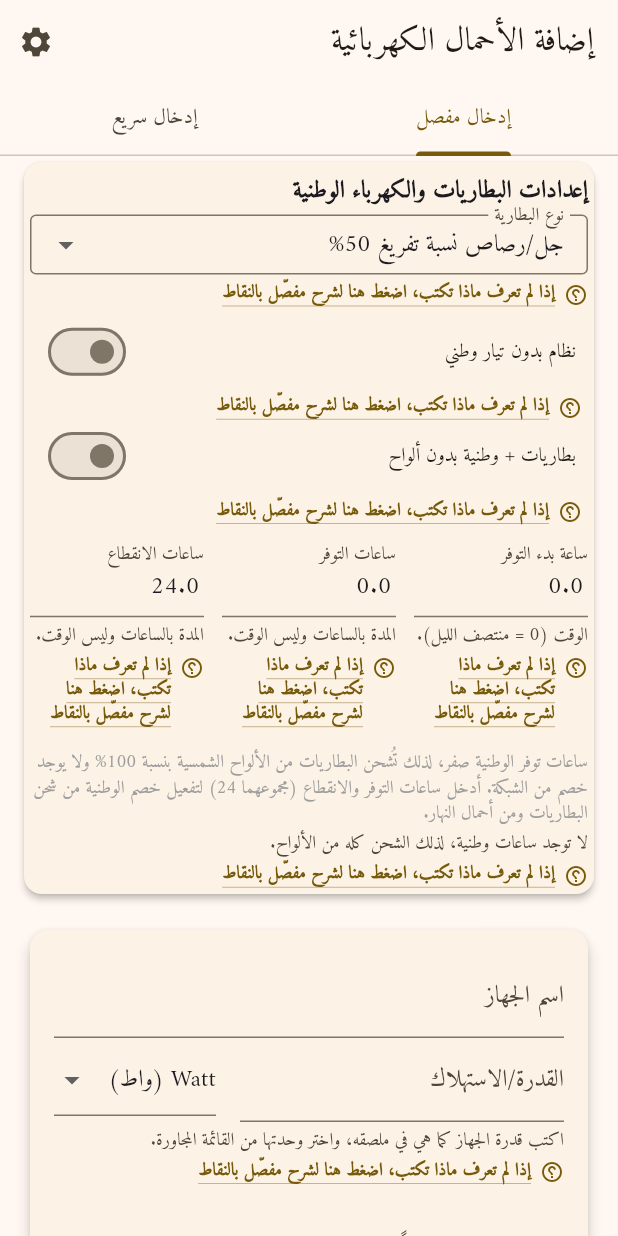
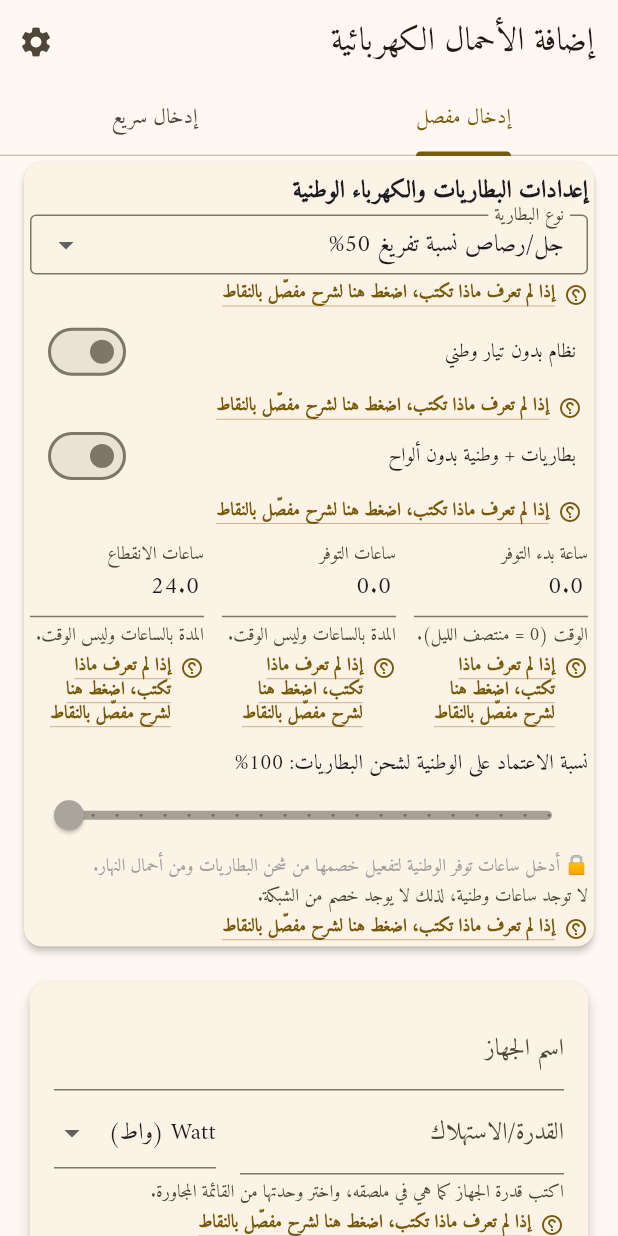
Before and after one commit to techtouchAI/SUN-, a Flutter app: the screen it shows after launch, on a phone screen of 412 x 824 dp. Run offline on Flutter 3.47's test engine with Material 3 defaults, Android fonts, the phone set to English and light mode, and no system bars; our stand-ins replace dio, fl_chart, flutter_riverpod, google_fonts, open_filex, package_info_plus and 4 more; network calls fail.

Commit message:
fix(calc): report 100% grid contribution in UPS and keep the grid card compact
- UPS returned the empty panel result before normalization, so the reported
  grid contribution stayed at the stale slider value (0%) even though the
  battery charges entirely from the grid.
- Replace the tall informational block with the existing dependency slider,
  locked when the grid cannot charge (UPS or zero grid hours). The extra
  block pushed the unit dropdown out of the initial build window and broke
  the startup widget test, the same viewport regression PR #69 documented.
- Locked-note text is now mode aware: zero grid hours no longer claims the
  battery charges 100% from the grid.

Co-authored-by: arena-agent <297053741+arena-agent@users.noreply.github.com>

```diff
--- a/lib/logic/field_help_content.dart
+++ b/lib/logic/field_help_content.dart
@@ -90,6 +90,7 @@ abstract final class FieldHelpContent {
       'تحدد هذه النسبة مقدار شحن البطاريات القادم من الكهرباء الوطنية مقابل الشمس.',
       '100% تعني أن البطاريات تُشحن بالكامل من الكهرباء الوطنية، فيصبح عدد ألواح شحن البطاريات صفراً.',
       '0% تعني أن الشحن كله من الألواح الشمسية، ولا يُخصم أي شيء من الوطنية.',
+      'المؤشر مقفل عندما تكون ساعات توفر الوطنية صفراً، لأن الخصم لا يعمل بلا جدول وطنية؛ أدخل ساعات التوفر والانقطاع (مجموعهما 24) أولاً.',
       'الخصم الفعلي محدود بقدرة شاحن الإنفرتر × ساعات توفر الوطنية؛ إذا لم تكفِ ساعات الوطنية أو قدرة الشاحن يظهر تحذير وتُحسب الطاقة المتبقية على الألواح.',
       'الأحمال النهارية التي تعمل أثناء ساعات توفر الوطنية تُغطى منها ولا تُحسب على ألواح النهار.',
       'في وضع (بطاريات + وطنية بدون ألواح) تُثبَّت النسبة تلقائياً على 100%.',
--- a/lib/repositories/solar_calculation_repository.dart
+++ b/lib/repositories/solar_calculation_repository.dart
@@ -160,7 +160,7 @@ class SolarCalculationRepository {
       );
     }
     if (systemMode == SystemMode.ups || (daytimeWh <= 0 && nighttimeWh <= 0)) {
-      return _emptyPanelsResult();
+      return _emptyPanelsResult(systemMode);
     }
 
     final pvPerformanceFactor = 1.0 - energyLossPercentage / 100.0;
@@ -665,11 +665,17 @@ class SolarCalculationRepository {
     );
   }
 
-  Map<String, dynamic> _emptyPanelsResult() => {
+  /// Zero-panel result used by UPS and by loads with no declared energy.
+  ///
+  /// UPS still reports a 100% grid contribution because its battery is charged
+  /// entirely from the national grid, matching what the input screen shows as a
+  /// locked value; without this the stored slider value would silently decide
+  /// the reported contribution.
+  Map<String, dynamic> _emptyPanelsResult(SystemMode systemMode) => {
     'daytimePanels': 0,
     'batteryPanels': 0,
     'totalPanels': 0,
-    'gridContributionPercent': 0.0,
+    'gridContributionPercent': systemMode == SystemMode.ups ? 100.0 : 0.0,
     'panelsSavedByGrid': 0,
     'maximumArrayPanels': 0,
     'daytimePanelsExplanationAr': '',
--- a/lib/screens/load_input_screen.dart
+++ b/lib/screens/load_input_screen.dart
@@ -452,57 +452,52 @@ class _LoadInputScreenState extends ConsumerState<LoadInputScreen> {
                 ],
               ),
               const SizedBox(height: 16),
-              if (gridSchedule.gridOnHours > 0 &&
-                  systemMode != SystemMode.directOnGrid)
+              if (systemMode != SystemMode.directOnGrid)
                 ExplainedField(
                   explanation: FieldHelpContent.gridChargeDependencyPercent,
-                  helperText:
-                      'نسبة شحن البطاريات القادمة من الكهرباء الوطنية.',
+                  helperText: gridSchedule.gridOnHours > 0
+                      ? 'نسبة شحن البطاريات القادمة من الكهرباء الوطنية.'
+                      : 'لا توجد ساعات وطنية، لذلك لا يوجد خصم من الشبكة.',
                   field: Column(
                     crossAxisAlignment: CrossAxisAlignment.start,
                     children: [
                       Text(
-                        systemMode == SystemMode.ups
-                            ? 'نسبة الاعتماد على الوطنية لشحن البطاريات: 100%'
-                            : 'نسبة الاعتماد على الوطنية لشحن البطاريات: ${gridSchedule.gridChargeDependencyPercent.toStringAsFixed(0)}%',
+                        'نسبة الاعتماد على الوطنية لشحن البطاريات: ${gridSchedule.gridChargeDependencyPercent.toStringAsFixed(0)}%',
                       ),
                       Slider(
-                        value: systemMode == SystemMode.ups
-                            ? 100.0
-                            : gridSchedule.gridChargeDependencyPercent,
+                        value: gridSchedule.gridChargeDependencyPercent,
                         min: 0,
                         max: 100,
                         divisions: 20,
-                        label: systemMode == SystemMode.ups
-                            ? '100'
-                            : gridSchedule.gridChargeDependencyPercent
-                                  .toStringAsFixed(0),
-                        onChanged: systemMode == SystemMode.ups
+                        label: gridSchedule.gridChargeDependencyPercent
+                            .toStringAsFixed(0),
+                        // Locked while the grid cannot charge: UPS has no PV
+                        // alternative, and hybrid without grid hours has
+                        // nothing to deduct from.
+                        onChanged:
+                            systemMode == SystemMode.ups ||
+                                gridSchedule.gridOnHours <= 0
                             ? null
                             : (value) {
                                 ref
                                     .read(gridScheduleProvider.notifier)
                                     .state = gridSchedule.copyWith(
-                                  gridChargeDependencyPercent: value,
-                                );
+                                      gridChargeDependencyPercent: value,
+                                    );
                               },
                       ),
-                      if (systemMode == SystemMode.ups)
-                        const Text(
-                          "🔒 تم تثبيت الشحن من الوطنية بنسبة 100% نظراً لعدم توفر ألواح شمسية كبديل.",
-                          style: TextStyle(color: Colors.grey, fontSize: 12),
+                      if (systemMode == SystemMode.ups ||
+                          gridSchedule.gridOnHours <= 0)
+                        Text(
+                          systemMode == SystemMode.ups
+                              ? "🔒 تم تثبيت الشحن من الوطنية بنسبة 100% نظراً لعدم توفر ألواح شمسية كبديل."
+                              : "🔒 أدخل ساعات توفر الوطنية لتفعيل خصمها من شحن البطاريات ومن أحمال النهار.",
+                          style: const TextStyle(
+                            color: Colors.grey,
+                            fontSize: 12,
+                          ),
                         ),
                     ],
-                  ),
-                ),
-              if (gridSchedule.gridOnHours <= 0 &&
-                  systemMode == SystemMode.hybrid)
-                ExplainedField(
-                  explanation: FieldHelpContent.gridChargeDependencyPercent,
-                  helperText: 'لا توجد ساعات وطنية، لذلك الشحن كله من الألواح.',
-                  field: const Text(
-                    'ساعات توفر الوطنية صفر، لذلك تُشحن البطاريات من الألواح الشمسية بنسبة 100% ولا يوجد خصم من الشبكة. أدخل ساعات التوفر والانقطاع (مجموعهما 24) لتفعيل خصم الوطنية من شحن البطاريات ومن أحمال النهار.',
-                    style: TextStyle(color: Colors.grey, fontSize: 12),
                   ),
                 ),
             ],
```
